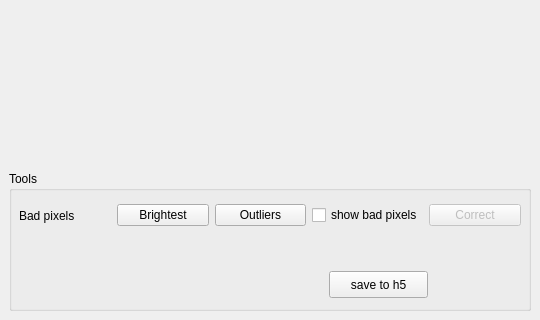
Qt form ui/ui_roi.ui (NSLS-II/ptycho_gui) before a commit; both pictures show x 0 to 540 and y 280 to 600 of the 540 by 600 pixel window.
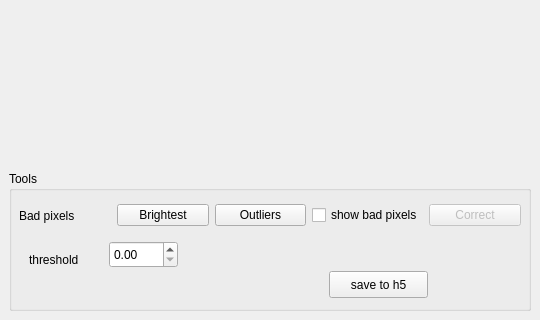
The same form after that commit. Custom widgets are drawn as their Qt base class.

Commit message: add spinbox in the roi window

```diff
--- a/ui/ui_roi.ui
+++ b/ui/ui_roi.ui
@@ -76,6 +76,29 @@
           <string>save to h5</string>
          </property>
         </widget>
+        <widget class="QDoubleSpinBox" name="doubleSpinBox">
+         <property name="geometry">
+          <rect>
+           <x>100</x>
+           <y>70</y>
+           <width>69</width>
+           <height>27</height>
+          </rect>
+         </property>
+        </widget>
+        <widget class="QLabel" name="label_2">
+         <property name="geometry">
+          <rect>
+           <x>20</x>
+           <y>80</y>
+           <width>67</width>
+           <height>17</height>
+          </rect>
+         </property>
+         <property name="text">
+          <string>threshold</string>
+         </property>
+        </widget>
         <widget class="QWidget" name="">
          <property name="geometry">
           <rect>
```
The commit also changes 1 other file.
